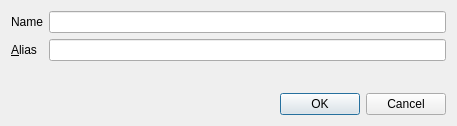
Old version of the form src/qt/forms/editaliasdialog.ui in the repository syscoin/syscoin1.
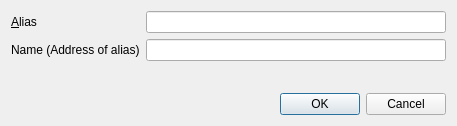
New version of the form.

Commit message:
fix alias creation bug
had name and alias confused with each other

The edit to the form file:
```diff
--- a/src/qt/forms/editaliasdialog.ui
+++ b/src/qt/forms/editaliasdialog.ui
@@ -19,24 +19,31 @@
      <property name="fieldGrowthPolicy">
       <enum>QFormLayout::AllNonFixedFieldsGrow</enum>
      </property>
-     <item row="0" column="0">
+     <item row="1" column="0">
       <widget class="QLabel" name="label">
        <property name="text">
-        <string>Name</string>
+        <string>Name (Address of alias)</string>
        </property>
        <property name="buddy">
         <cstring>nameEdit</cstring>
        </property>
       </widget>
      </item>
-     <item row="0" column="1">
+     <item row="1" column="1">
       <widget class="QLineEdit" name="nameEdit">
        <property name="toolTip">
         <string>The value associated with this alias.</string>
        </property>
       </widget>
      </item>
-     <item row="1" column="0">
+     <item row="0" column="1">
+      <widget class="QLineEdit" name="aliasEdit">
+       <property name="toolTip">
+        <string>The alias name.</string>
+       </property>
+      </widget>
+     </item>
+     <item row="0" column="0">
       <widget class="QLabel" name="label_2">
        <property name="text">
         <string>&amp;Alias</string>
@@ -46,13 +53,6 @@
        </property>
       </widget>
      </item>
-     <item row="1" column="1">
-      <widget class="QLineEdit" name="aliasEdit">
-       <property name="toolTip">
-        <string>The alias name.</string>
-       </property>
-      </widget>
-     </item>
     </layout>
    </item>
    <item>
```
The commit also changes 3 other files.
